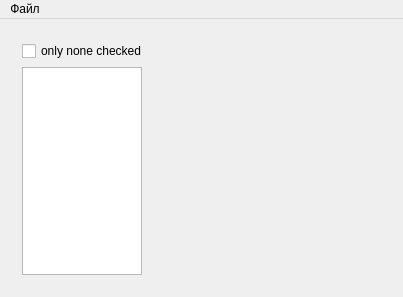
The window that mainwindow.ui (SevenLines/Tube) describes before a commit, drawn with Qt 5.
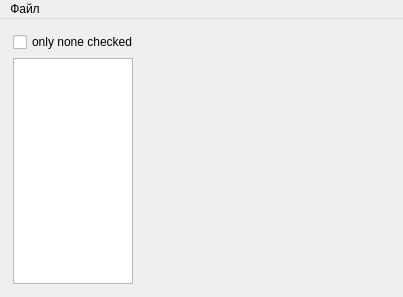
The same window after the commit. Custom widgets are drawn as their Qt base class.

```diff
--- a/mainwindow.ui
+++ b/mainwindow.ui
@@ -21,6 +21,18 @@
   </property>
   <widget class="QWidget" name="centralWidget">
    <layout class="QGridLayout" name="gridLayout_2">
+    <property name="leftMargin">
+     <number>2</number>
+    </property>
+    <property name="topMargin">
+     <number>2</number>
+    </property>
+    <property name="rightMargin">
+     <number>2</number>
+    </property>
+    <property name="bottomMargin">
+     <number>2</number>
+    </property>
     <item row="0" column="0">
      <widget class="QWidget" name="widget" native="true">
       <property name="sizePolicy">
```
Left out of the diff: 13 changed lines with no effect on the pictures.
